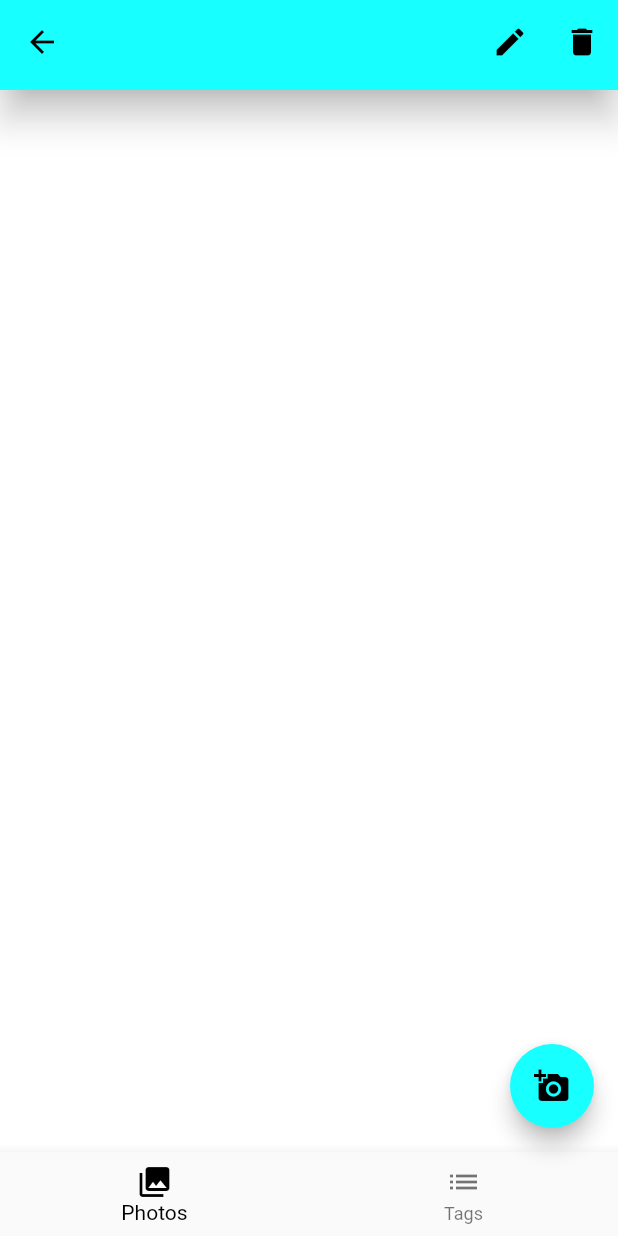
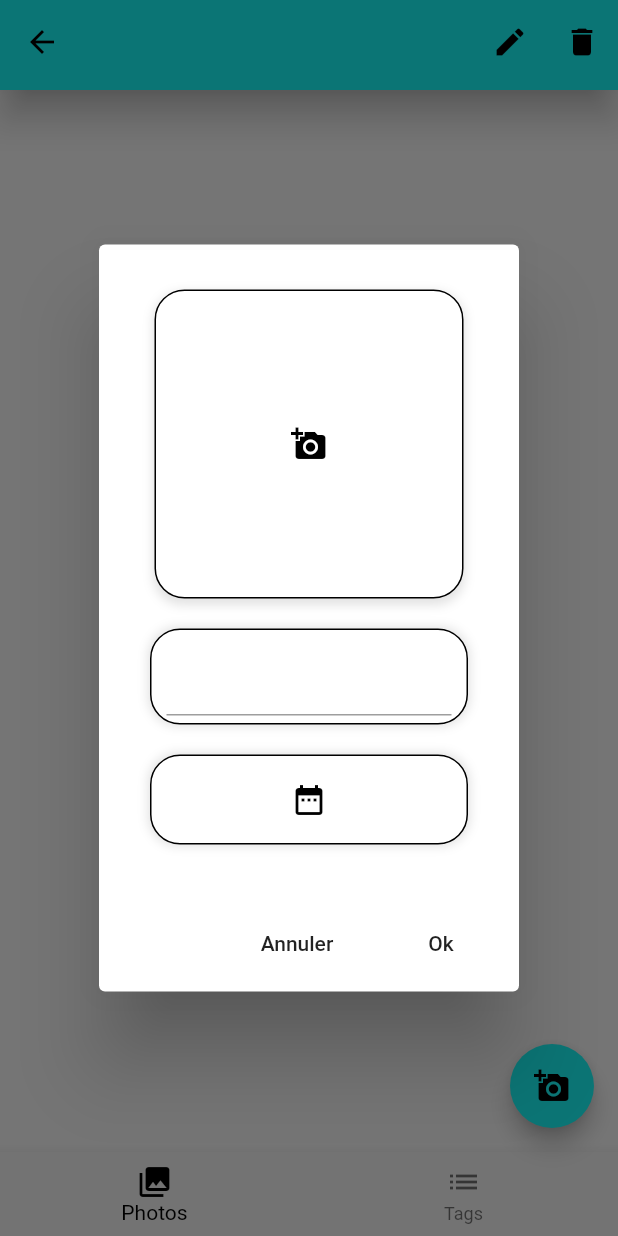
Before and after one commit to martingarnier/galerie_app, a Flutter app: the PageCollection screen opened directly, after a tap on the "add a photo" icon, on a phone screen of 412 x 824 dp. Run offline on Flutter 3.47's test engine with Material 2 defaults, Android fonts, the phone set to English and light mode, and no system bars; our stand-ins replace image_picker, photo_view, sqflite; missing offline and left inert: filter_list; accounts and stored records are empty.

Commit message:
Ajout de la gestion des dates des photos

```diff
--- a/lib/models/model_photo.dart
+++ b/lib/models/model_photo.dart
@@ -31,7 +31,8 @@ class Photo extends ChangeNotifier{
     return{
       'id_photo': _idPhoto,
       'id_collection': _idCollection,
-      'description': _description
+      'description': _description,
+      'date': _dateTime.toString()
     };
   }
 
--- /dev/null
+++ b/lib/pages/page_collection/alert_ajouter_photo.dart
@@ -0,0 +1,163 @@
+import 'dart:io';
+
+import 'package:flutter/cupertino.dart';
+import 'package:flutter/material.dart';
+import 'package:galerieapp/database.dart';
+import 'package:galerieapp/models/model_collection.dart';
+import 'package:galerieapp/models/model_photo.dart';
+import 'package:image_picker/image_picker.dart';
+import 'package:provider/provider.dart';
+
+class AlertAjouterPhoto extends StatefulWidget{
+
+  final BuildContext contextCollection;
+
+  AlertAjouterPhoto(this.contextCollection);
+
+  @override
+  State<StatefulWidget> createState() => AlertAjouterPhotoState(contextCollection);
+}
+
+class AlertAjouterPhotoState extends State<AlertAjouterPhoto>{
+
+  final BuildContext contextCollection;
+
+  File image;
+  String nouvelleDescription = "";
+  DateTime date;
+
+  AlertAjouterPhotoState(this.contextCollection);
+
+  @override
+  Widget build(BuildContext context) {
+
+    Collection c = Provider.of<Collection>(contextCollection);
+
+    return AlertDialog(
+      scrollable: true,
+      content: Column(
+        children: <Widget>[
+          GestureDetector(
+            onTap: () async {
+              ImagePicker _picker = ImagePicker();
+              PickedFile pickedImage =
+                  await _picker.getImage(source: ImageSource.gallery);
+              if (pickedImage != null) {
+                image = File(pickedImage.path);
+                setState(() {});
+              }
+            },
+            child: Container(
+                margin: EdgeInsets.all(10),
+                width: MediaQuery.of(context).size.width/2,
+                height: MediaQuery.of(context).size.width/2,
+                decoration: BoxDecoration(
+                    color: Colors.white,
+                    border: Border.all(
+                      color: Colors.black,
+                    ),
+                    boxShadow: [
+                      BoxShadow(
+                        color: Colors.grey.withOpacity(0.3),
+                        spreadRadius: 1,
+                        blurRadius: 5,
+                        offset: Offset(0, 3), // changes position of shadow
+                      ),
+                    ],
+                    borderRadius: BorderRadius.all(Radius.circular(20.0))),
+                child: image == null
+                      ? Icon(Icons.add_a_photo)
+                      : ClipRRect(
+                    borderRadius: BorderRadius.all(Radius.circular(20.0)),
+                    child: Image.file(
+                      image,
+                      fit: BoxFit.cover,
+                    ),
+                  ),
+            ),
+          ),
+          Container(
+            margin: EdgeInsets.only(left: 10, right: 10, top: 10, bottom: 10),
+            padding: EdgeInsets.only(top: 5, bottom: 5, left: 10, right: 10),
+            decoration: BoxDecoration(
+              color: Colors.white,
+              border: Border.all(
+                color: Colors.black,
+              ),
+              borderRadius: BorderRadius.all(Radius.circular(20.0)),
+              boxShadow: [
+                BoxShadow(
+                  color: Colors.grey.withOpacity(0.3),
+                  spreadRadius: 1,
+                  blurRadius: 5,
+                ),
+              ],
+            ),
+            child: TextField(
+              onChanged: (value) => nouvelleDescription = value,
+              keyboardType: TextInputType.multiline,
+              maxLines: null,
+            ),
+          ),
+          Container(
+            margin: EdgeInsets.only(left: 10, right: 10, top: 10, bottom: 10),
+            padding: EdgeInsets.only(top: 5, bottom: 5, left: 10, right: 10),
+            decoration: BoxDecoration(
+              color: Colors.white,
+              border: Border.all(
+                color: Colors.black,
+              ),
+              borderRadius: BorderRadius.all(Radius.circular(20.0)),
+              boxShadow: [
+                BoxShadow(
+                  color: Colors.grey.withOpacity(0.3),
+                  spreadRadius: 1,
+                  blurRadius: 5,
+                ),
+              ],
+            ),
+            child: Row(
+              children: <Widget>[
+                Text(date==null ? "" : date.toString().substring(0,10)),
+                Expanded(
+                  child: IconButton(
+                    icon: Icon(Icons.date_range),
+                    onPressed: () async {
+                      date = await showDatePicker(
+                          context: context,
+                          initialDate: DateTime.now(),
+                          firstDate: DateTime(1900, 1),
+                          lastDate: DateTime.now()
+                      );
+                      setState(() {
+                      });
+                    },
+                  ),
+                )
+              ],
+            ),
+          )
+        ],
+      ),
+      actions: <Widget>[
+        FlatButton(
+          child: Text("Annuler"),
+          onPressed: () => Navigator.pop(context),
+        ),
+        FlatButton(
+          child: Text("Ok"),
+          onPressed: () async {
+            if (image != null) {
+              Photo p = new Photo(await DBProvider.db.getNextIdPhoto(), c.idCollection, File(image.path));
+              c.ajouter(p);
+              DBProvider.db.insererPhoto(p);
+              p.setDescription(nouvelleDescription);
+              p.setDateTime(date);
+              Navigator.pop(context);
+            };
+          },
+        )
+      ],
+    );
+  }
+}
--- a/lib/pages/page_collection/page_collection.dart
+++ b/lib/pages/page_collection/page_collection.dart
@@ -1,17 +1,13 @@
-import 'dart:io';
-
 import 'package:flutter/cupertino.dart';
 import 'package:flutter/material.dart';
-import 'package:galerieapp/database.dart';
 import 'package:galerieapp/models/model_collection.dart';
 import 'package:galerieapp/models/model_galerie.dart';
-import 'package:galerieapp/models/model_photo.dart';
 import 'package:galerieapp/models/model_recherche.dart';
+import 'package:galerieapp/pages/page_collection/alert_ajouter_photo.dart';
 import 'package:galerieapp/pages/page_collection/alert_ajouter_tag.dart';
 import 'package:galerieapp/pages/page_collection/alert_changer_nom_collection.dart';
 import 'package:galerieapp/pages/page_collection/boite_photo.dart';
 import 'package:provider/provider.dart';
-import 'package:image_picker/image_picker.dart';
 
 
 class PageCollection extends StatefulWidget{
@@ -41,6 +37,7 @@ class PageCollectionState extends State<PageCollection>{
     return ChangeNotifierProvider.value(
       value: c,
       child: Scaffold(
+        resizeToAvoidBottomInset: false,
         appBar: PreferredSize(
           preferredSize: Size.fromHeight(60),
           child: Container(
@@ -89,14 +86,8 @@ class PageCollectionState extends State<PageCollection>{
           ),
         ][_selectedIndex],
         floatingActionButton: FloatingActionButton(
-          onPressed: () async {
-            ImagePicker _picker = ImagePicker();
-            PickedFile image = await _picker.getImage(source: ImageSource.gallery);
-            Photo p = new Photo(await DBProvider.db.getNextIdPhoto(), c.idCollection, File(image.path));
-            if (p.image != null) {
-              c.ajouter(p);
-              DBProvider.db.insererPhoto(p);
-            }
+          onPressed: () {
+            alertAjouterPhoto(context, c);
           },
           backgroundColor: AppBarTheme.of(context).color,
           foregroundColor: IconTheme.of(context).color,
@@ -123,6 +114,15 @@ class PageCollectionState extends State<PageCollection>{
           selectedItemColor: Colors.black,
         ),
       ),
+    );
+  }
+
+
+  void alertAjouterPhoto(BuildContext context, Collection c){
+    showDialog(context: context,
+      builder: (context) {
+        return AlertAjouterPhoto(contextCollection);
+      },
     );
   }
 
```
Also changed, not shown: lib/database.dart (+8 -2 lines), lib/pages/page_photo/alert_changer_description.dart (added, +115 -0 lines), lib/pages/page_photo/page_photo.dart (+23 -30 lines).
